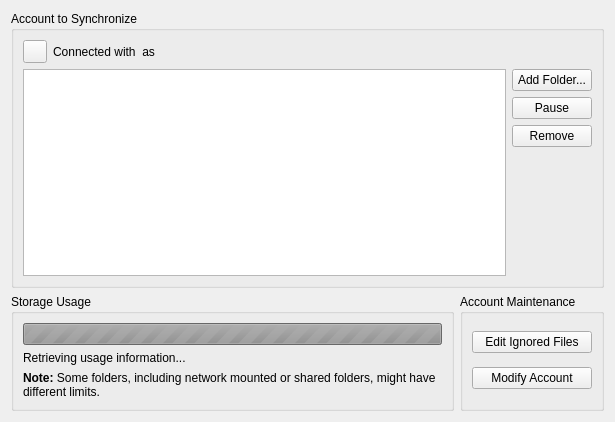
Qt form src/mirall/accountsettings.ui (nextcloud/desktop) before a commit.
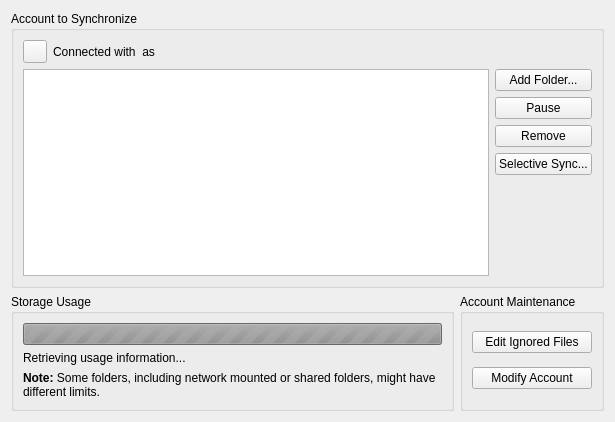
The same form after that commit. Custom widgets are drawn as their Qt base class.

Commit message: Selective sync:  Add UI to select paths

What changed in the file:
```diff
--- a/src/mirall/accountsettings.ui
+++ b/src/mirall/accountsettings.ui
@@ -70,6 +70,13 @@
           </property>
          </widget>
         </item>
+        <item>
+         <widget class="QPushButton" name="_buttonSelectiveSync">
+          <property name="text">
+           <string>Selective Sync...</string>
+          </property>
+         </widget>
+        </item>
         <item>
          <spacer name="verticalSpacer_3">
           <property name="orientation">
```
The commit also changes 9 other files.
